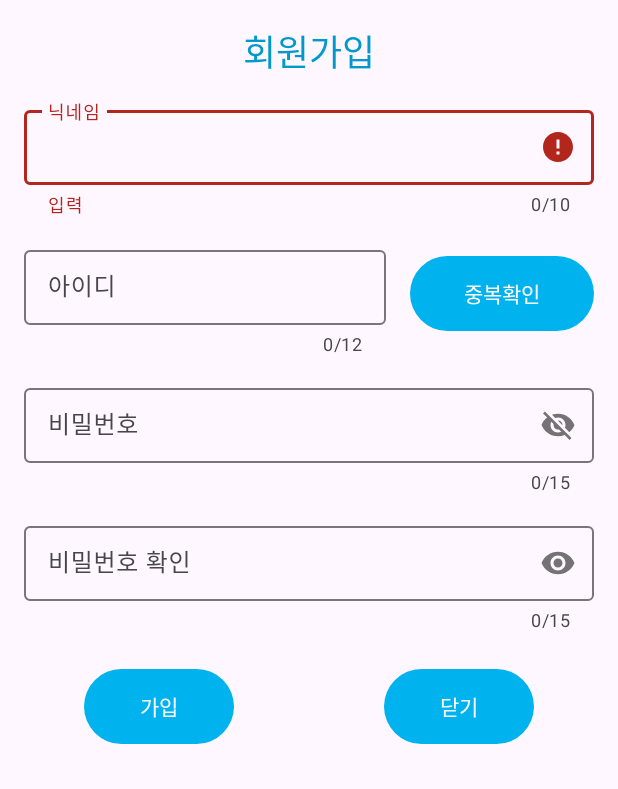
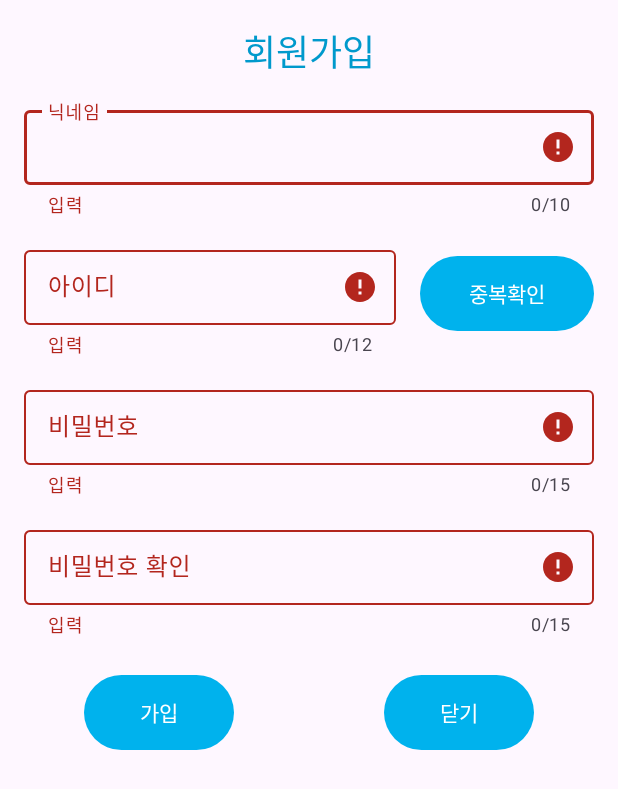
Before and after one commit to cho-stone/Betting-promise, an Android app: the signup_page screen opened directly, with no data from a screen before it, after a tap on "가입", on a phone screen of 412 x 824 dp. Shown: the top 789 px of the screen. Run offline under Robolectric (Android 15) with nearby library versions, the phone set to English and light mode, and no system bars; 1 other tap on this screen came first.

Commit message:
add loginpage

```diff
--- a/app/src/main/java/com/example/myapplication/signup_page.java
+++ b/app/src/main/java/com/example/myapplication/signup_page.java
@@ -47,22 +47,22 @@ public class signup_page extends AppCompatActivity {
             lo_nick.setError("");
         }
         if(id.isEmpty()){
-
+            lo_id.setError("입력");
         }
         else{
             lo_id.setError("");
         }
         if(pw.isEmpty()){
-
+            lo_pw.setError("입력");
         }
         else{
             lo_pw.setError("");
         }
         if(check.isEmpty()){
-
+            lo_check.setError("입력");
         }
         else{
-            lo_nick.setError("");
+            lo_check.setError("");
         }
     }
 }
```
